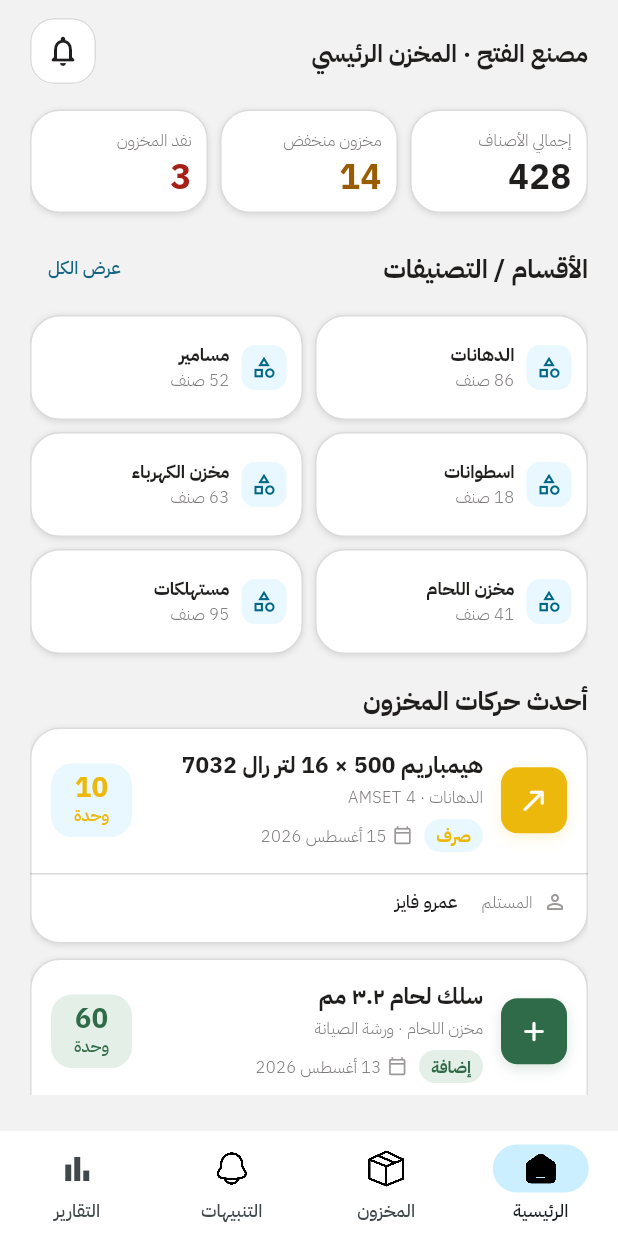
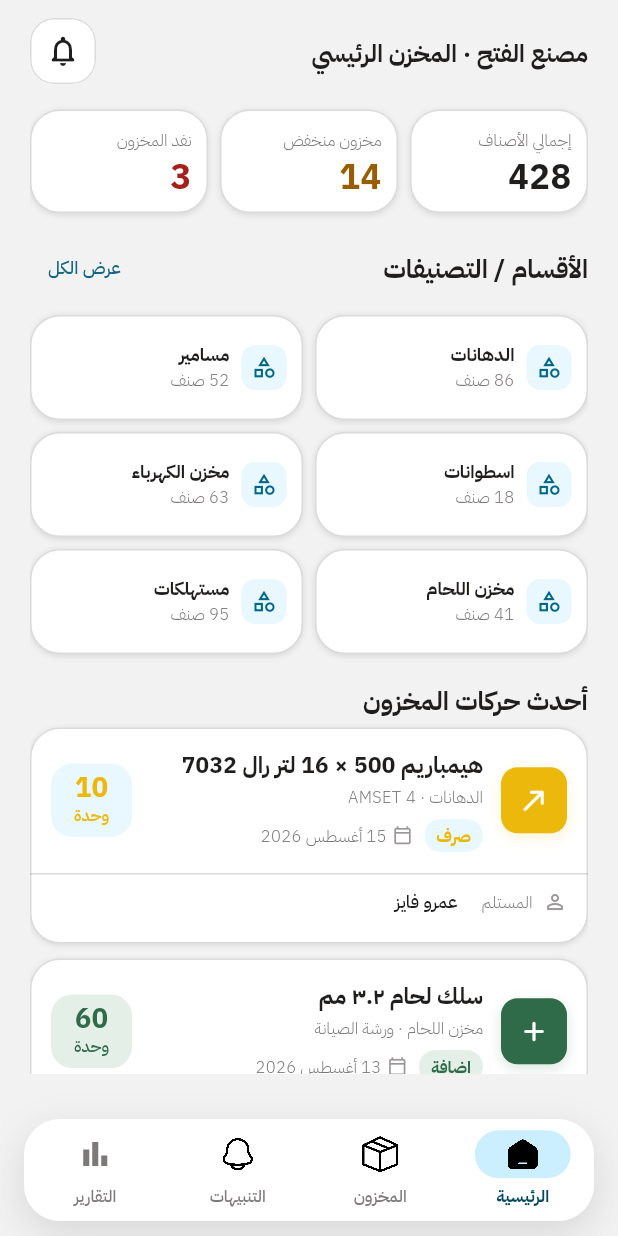
Before and after one commit to AlFathFactory/mobile_inventory, a Flutter app: the screen it shows after launch, on a phone screen of 412 x 824 dp. Run offline on Flutter 3.47's test engine with Material 3 defaults, Android fonts, the phone set to English and light mode, and no system bars; drawn by our look-alikes of skeletonizer; our stand-ins replace go_router.

Commit message:
Refactor AppBottomNavigation to enhance layout and styling; update NavigationBar with improved theme and icon handling

```diff
--- a/lib/core/widgets/app_bottom_navigation.dart
+++ b/lib/core/widgets/app_bottom_navigation.dart
@@ -14,12 +14,55 @@ class AppBottomNavigation extends StatelessWidget {
 
   @override
   Widget build(BuildContext context) {
-    return NavigationBar(
-      height: 70,
+    return SafeArea(
+      minimum: const EdgeInsets.fromLTRB(16, 6, 16, 10),
+      child: DecoratedBox(
+        decoration: BoxDecoration(
+          color: AppColors.surface,
+          borderRadius: BorderRadius.circular(24),
+          border: Border.all(color: AppColors.accentVerySoft),
+          boxShadow: const [
+            BoxShadow(
+              color: AppColors.shadow,
+              blurRadius: 22,
+              offset: Offset(0, 8),
+            ),
+          ],
+        ),
+        child: ClipRRect(
+          borderRadius: BorderRadius.circular(24),
+          child: NavigationBarTheme(
+            data: NavigationBarThemeData(
+              height: 68,
+              backgroundColor: AppColors.surface,
+              surfaceTintColor: Colors.transparent,
+              indicatorColor: AppColors.accentSoft,
+              indicatorShape: RoundedRectangleBorder(
+                borderRadius: BorderRadius.circular(16),
+              ),
+              labelBehavior: NavigationDestinationLabelBehavior.alwaysShow,
+              labelTextStyle: WidgetStateProperty.resolveWith((states) {
+                final isSelected = states.contains(WidgetState.selected);
+                return TextStyle(
+                  color: isSelected
+                      ? AppColors.accentDark
+                      : AppColors.neutral600,
+                  fontSize: 11,
+                  fontWeight: isSelected ? FontWeight.w700 : FontWeight.w500,
+                );
+              }),
+              iconTheme: WidgetStateProperty.resolveWith((states) {
+                return IconThemeData(
+                  color: states.contains(WidgetState.selected)
+                      ? AppColors.accent
+                      : AppColors.neutral600,
+                  size: 24,
+                );
+              }),
+            ),
+            child: NavigationBar(
               selectedIndex: selectedIndex,
               onDestinationSelected: onDestinationSelected,
-      backgroundColor: AppColors.surface,
-      indicatorColor: AppColors.accentSoft,
               destinations: const [
                 NavigationDestination(
                   key: Key('nav-dashboard'),
@@ -39,7 +82,9 @@ class AppBottomNavigation extends StatelessWidget {
                 ),
                 NavigationDestination(
                   key: Key('nav-alerts'),
-          icon: _NavigationAssetIcon('assets/image/bnv/notification.png'),
+                  icon: _NavigationAssetIcon(
+                    'assets/image/bnv/notification.png',
+                  ),
                   selectedIcon: _NavigationAssetIcon(
                     'assets/image/bnv/notification_selected.png',
                   ),
@@ -52,6 +97,10 @@ class AppBottomNavigation extends StatelessWidget {
                   label: 'التقارير',
                 ),
               ],
+            ),
+          ),
+        ),
+      ),
     );
   }
 }
```
Lines whose indentation alone changed are shown as unchanged.
